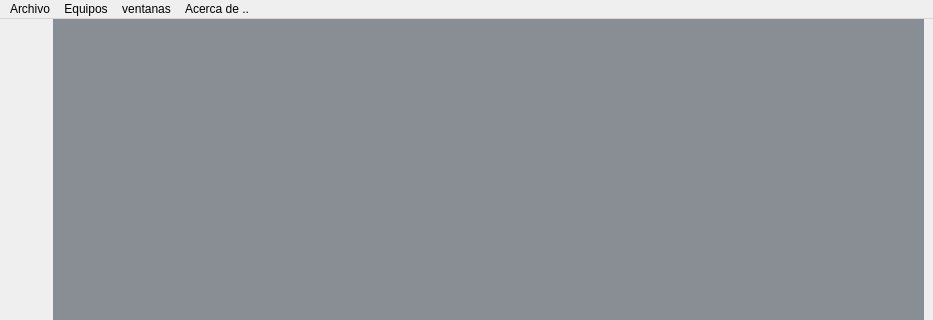
The window that software/LabSim/src/main/python/UI/Main_new.ui (Debaq/LabSim) describes before a commit, drawn with Qt 5; both pictures show x 0 to 933 and y 0 to 320 of the 933 by 600 pixel window.
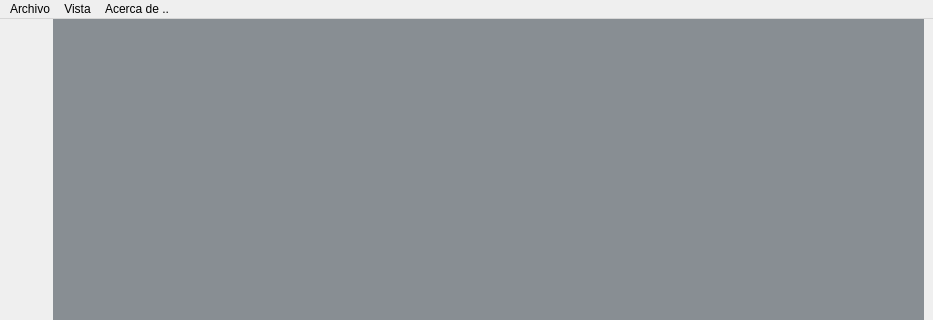
The same window after the commit.

The edit to the form file:
```diff
--- a/software/LabSim/src/main/python/UI/Main_new.ui
+++ b/software/LabSim/src/main/python/UI/Main_new.ui
@@ -113,24 +113,15 @@
     <addaction name="actionEnviar_un_ticket"/>
     <addaction name="actionAcerca_de"/>
    </widget>
-   <widget class="QMenu" name="menuequipos">
-    <property name="title">
-     <string>Equipos</string>
-    </property>
-    <addaction name="actionAudiometro"/>
-    <addaction name="actionImpedanciometro"/>
-    <addaction name="actionABR"/>
-   </widget>
    <widget class="QMenu" name="menuventanas">
     <property name="title">
-     <string>ventanas</string>
+     <string>Vista</string>
     </property>
     <addaction name="actionCascada"/>
     <addaction name="actionCerrar_todas"/>
     <addaction name="actionTiles"/>
    </widget>
    <addaction name="menuArchivo"/>
-   <addaction name="menuequipos"/>
    <addaction name="menuventanas"/>
    <addaction name="menuAcerca_de"/>
   </widget>
```
Left out of the diff: 14 changed lines with no effect on the pictures.
